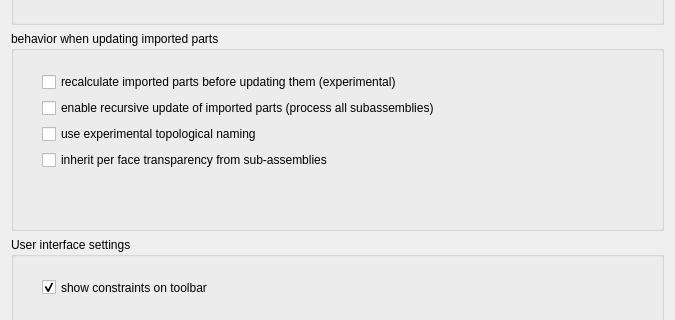
First picture: the form in GuiA2p/Resources/ui/a2p_prefs.ui, repository kbwbe/A2plus, before the edit; both pictures show x 0 to 675 and y 242 to 562 of the 675 by 800 pixel window.
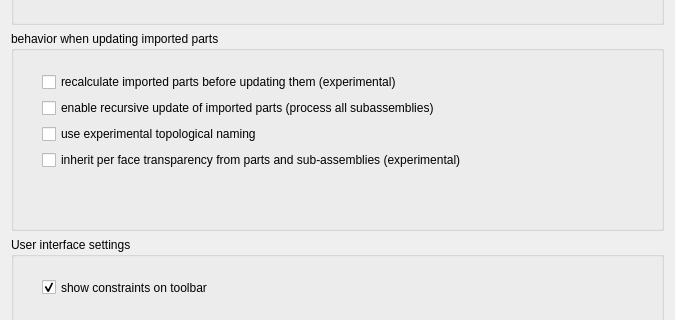
Second picture: the form after the edit. Custom widgets are drawn as their Qt base class.

Commit message: [improve-colors] heal preference collision for usePerFaceTransparency

Patch:
```diff
--- a/GuiA2p/Resources/ui/a2p_prefs.ui
+++ b/GuiA2p/Resources/ui/a2p_prefs.ui
@@ -131,7 +131,7 @@
        <item>
         <widget class="Gui::PrefCheckBox" name="checkBox_7">
          <property name="text">
-          <string>inherit per face transparency from sub-assemblies</string>
+          <string>inherit per face transparency from parts and sub-assemblies (experimental)</string>
          </property>
          <property name="prefEntry" stdset="0">
           <cstring>usePerFaceTransparency</cstring>
```
The commit also changes 1 other file.
